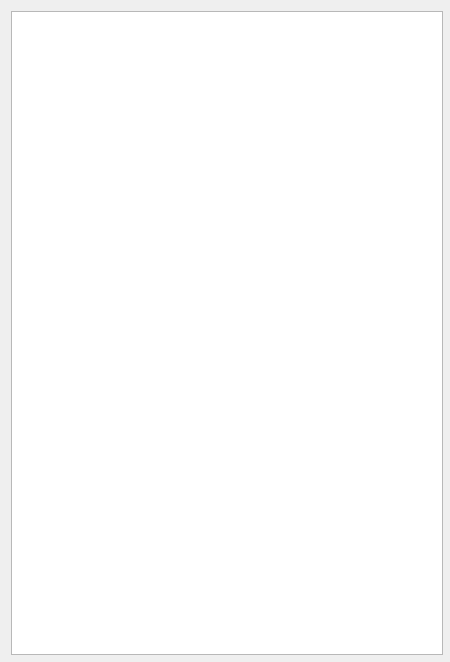
Before: the Qt Designer form widget.ui in KKkai0315/Qt-Flappy-Bird, drawn with Qt 5.
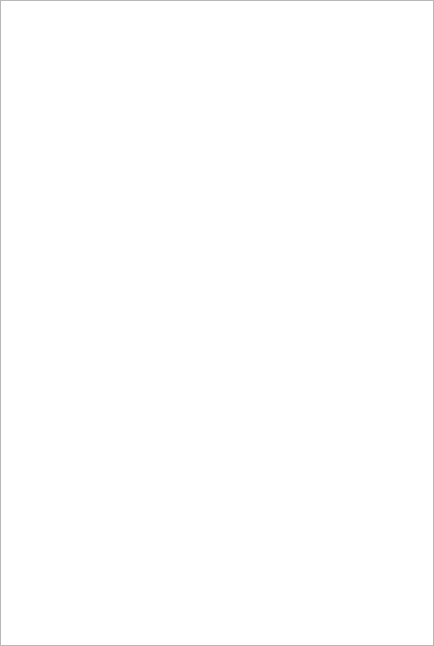
After: the same form once the commit is applied.

Patch:
```diff
--- a/widget.ui
+++ b/widget.ui
@@ -6,43 +6,47 @@
    <rect>
     <x>0</x>
     <y>0</y>
-    <width>450</width>
-    <height>662</height>
+    <width>434</width>
+    <height>646</height>
    </rect>
   </property>
   <property name="minimumSize">
    <size>
-    <width>450</width>
-    <height>662</height>
+    <width>0</width>
+    <height>0</height>
    </size>
   </property>
   <property name="maximumSize">
    <size>
-    <width>450</width>
-    <height>662</height>
+    <width>16777215</width>
+    <height>16777215</height>
    </size>
   </property>
   <property name="windowTitle">
    <string>Widget</string>
   </property>
-  <layout class="QVBoxLayout" name="verticalLayout">
-   <item>
     <widget class="QGraphicsView" name="Box">
+   <property name="geometry">
+    <rect>
+     <x>0</x>
+     <y>0</y>
+     <width>434</width>
+     <height>646</height>
+    </rect>
+   </property>
      <property name="minimumSize">
       <size>
-       <width>432</width>
-       <height>644</height>
+     <width>0</width>
+     <height>0</height>
       </size>
      </property>
      <property name="maximumSize">
       <size>
-       <width>432</width>
-       <height>644</height>
+     <width>16777215</width>
+     <height>16777215</height>
       </size>
      </property>
     </widget>
-   </item>
-  </layout>
  </widget>
  <resources/>
  <connections/>
```
Lines whose indentation alone changed are shown as unchanged.
